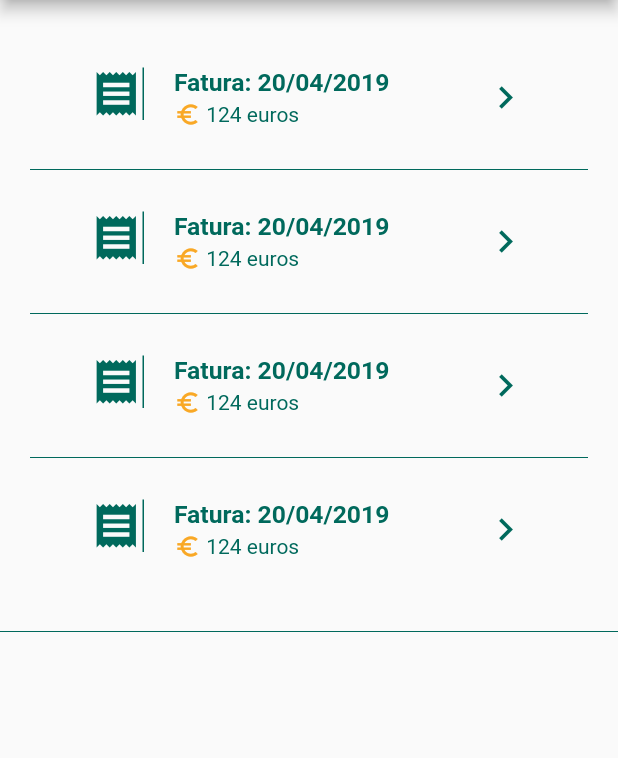
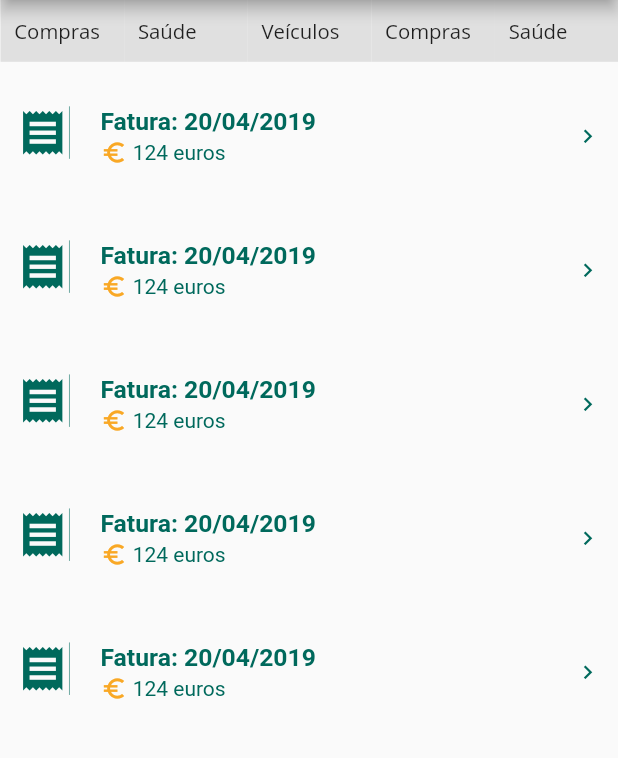
Before and after one commit to Talig81/KeepIT, a Flutter app: the screen it shows after launch, on a phone screen of 412 x 824 dp, the part 84-842 px from its top. Run offline on Flutter 3.47's test engine with Material 2 defaults, Android fonts, the phone set to English and light mode, and no system bars; our stand-ins replace flutter_screenutil.

Commit message:
view das faturas a escaxar

```diff
--- a/lib/Dashboard/categoriesList.dart
+++ b/lib/Dashboard/categoriesList.dart
@@ -17,7 +17,7 @@
   int i = 0;
 
   Widget categoriesList(BuildContext context) => SizedBox(
-        height: MediaQuery.of(context).size.height - 850,
+        height: MediaQuery.of(context).size.height / 20,
         child: new ListView.builder(
           shrinkWrap: true,
           scrollDirection: Axis.horizontal,
@@ -30,14 +30,15 @@
               padding: EdgeInsets.only(
                 left: ScreenUtil.instance.setWidth(25),
                 right: ScreenUtil.instance.setWidth(13),
-                top: ScreenUtil.instance.setHeight(40),
+                top: ScreenUtil.instance.setHeight(35),
               ),
-              width: MediaQuery.of(context).size.width - 280,
+              width: MediaQuery.of(context).size.width / 5,
               height: 20,
               color: Colors.grey[300],
               child: Text(cat[i++],
                   style: TextStyle(
-                    fontSize: 15,
+                    fontSize: ScreenUtil.instance.setWidth(37),
+                    fontFamily: 'OpenSans',
                   ),
                   textAlign: TextAlign.justify),
             );
--- a/lib/Dashboard/receipts2.dart
+++ b/lib/Dashboard/receipts2.dart
@@ -12,20 +12,31 @@
   }
 
   Widget build(BuildContext context) {
-    return Column(
+    return Stack(
+      //mainAxisSize: MainAxisSize.min,
       children: <Widget>[
-        receipts(context),
-        Divider(color: Colors.teal[800])
+        Container(
+          child: receipts(context),
+        ),
+        Positioned(
+          top: 20,
+          child: Container(child: Divider(color: Colors.red[800])),
+        )
       ],
     );
   }
 
   Widget receipt() => new ListTile(
-        contentPadding: EdgeInsets.symmetric(horizontal: 10.0, vertical: 4.0),
+        contentPadding: EdgeInsets.symmetric(
+          horizontal: ScreenUtil.instance.setWidth(10.0),
+          vertical: ScreenUtil.instance.setHeight(4.0),
+        ),
         leading: Container(
           decoration: new BoxDecoration(
             border: new Border(
-              right: new BorderSide(width: 1.0, color: Colors.teal[800]),
+              right: new BorderSide(
+                  width: ScreenUtil.instance.setWidth(1.0),
+                  color: Colors.teal[800]),
             ),
           ),
           child: Icon(
@@ -51,26 +62,49 @@
             Text(" 124 euros", style: TextStyle(color: Colors.teal[800]))
           ],
         ),
-        trailing:
-            Icon(Icons.keyboard_arrow_right, color: Colors.teal[800], size: 30.0),
+        trailing: Icon(
+          Icons.keyboard_arrow_right,
+          color: Colors.teal[800],
+          size: ScreenUtil.instance.setWidth(50.0),
+        ),
       );
 
-  Widget receipts(BuildContext context) => new ListView.separated(
+  Widget receipts(BuildContext context) => new CustomScrollView(
         //scrollDirection: Axis.horizontal,
-        padding: EdgeInsets.all(20),
         //scrollDirection: Axis.horizontal,
+        semanticChildCount: 5,
         shrinkWrap: true,
-        itemCount: 4,
-        separatorBuilder: (BuildContext context, int index) => Divider(color: Colors.teal[800],),
-        itemBuilder: (BuildContext context, int index) {
-          return Center(
-            //color: Colors.green[100],
-            child: Container(
-              width: MediaQuery.of(context).size.width - 100,
-              height: 80,
-              child: receipt(),
-              ),
-          );
-        },
+        slivers: <Widget>[
+          SliverList(
+            delegate: SliverChildBuilderDelegate(
+              (BuildContext context, int index) {
+                return Container(
+                  alignment: Alignment.center,
+                  padding: EdgeInsets.all(
+                    ScreenUtil.instance.setWidth(20),
+                  ),
+                  //color: Colors.teal[100 * (index % 9)],
+                  child: IndexedSemantics(index: 0, child: receipt()),
+                );
+              },
+              childCount: 5,
+            ),
+          ),
+        ],
+
+        // separatorBuilder: (BuildContext context, int index) => Divider(
+        //   indent: ScreenUtil.instance.setWidth(80),
+        //   endIndent: ScreenUtil.instance.setWi dth(80),
+        //   color: Colors.teal[800],
+        // ),
+        // itemBuilder: (BuildContext context, int index) {
+        //   return Center(
+        //     //color: Colors.green[100],
+        //     child: Container(
+        //       width: MediaQuery.of(context).size.width - 100,
+        //       height: 80,
+        //       child: receipt(),
+        //     ),
+        //   );
       );
 }
--- a/pubspec.yaml
+++ b/pubspec.yaml
@@ -69,6 +69,9 @@
       fonts:
         - asset: fonts/RobotoMono-Regular.ttf
           weight: 700
+    - family: OpenSans
+      fonts:
+        - asset: fonts/OpenSans-Regular.ttf
   # Permission checking
 
   # For details regarding fonts from package dependencies,
```
Also changed, not shown: fonts/OpenSans-Bold.ttf (added), fonts/OpenSans-BoldItalic.ttf (added), fonts/OpenSans-ExtraBold.ttf (added), fonts/OpenSans-ExtraBoldItalic.ttf (added), fonts/OpenSans-Italic.ttf (added), fonts/OpenSans-Light.ttf (added), fonts/OpenSans-LightItalic.ttf (added), fonts/OpenSans-Regular.ttf (added), fonts/OpenSans-SemiBold.ttf (added), fonts/OpenSans-SemiBoldItalic.ttf (added), 21 other files.
